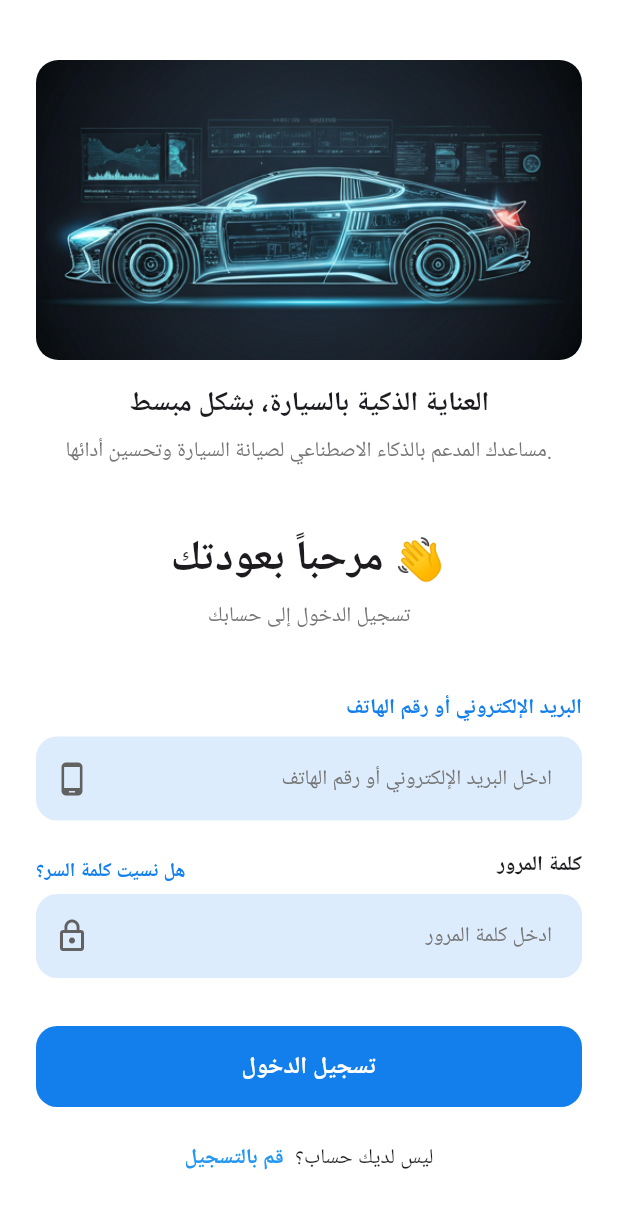
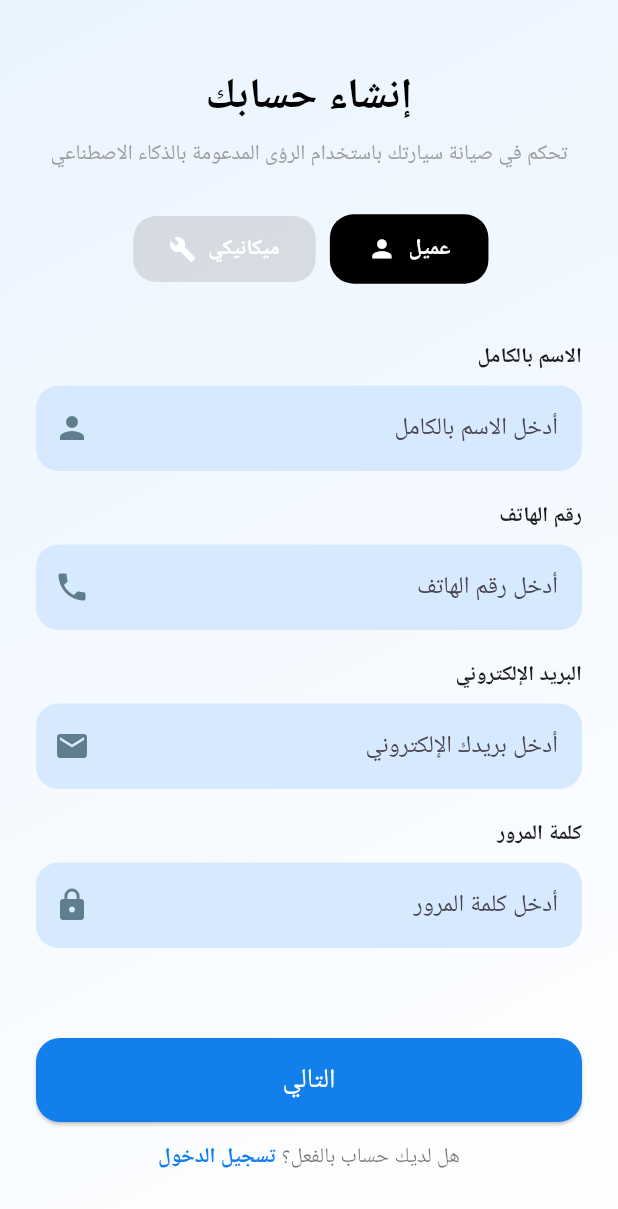
Before and after one commit to 3moor-dot/Gear_Up_App, a Flutter app: the LoginPage screen opened directly, after a tap on "قم بالتسجيل", on a phone screen of 412 x 824 dp. Shown: the top 1209 px of the screen. Run offline on Flutter 3.47's test engine with Material 3 defaults, Android fonts, the phone set to English and light mode, and no system bars; our stand-ins replace font_awesome_flutter; Roboto replaces fonts that are missing (Arial).

Commit message:
Add Register

```diff
--- a/lib/pages/Landing/landing.dart
+++ b/lib/pages/Landing/landing.dart
@@ -1,7 +1,8 @@
 import 'package:flutter/material.dart';
 import 'package:provider/provider.dart';
 import 'package:gear_up_app/components/ThemeToggle/theme_toggle.dart';
-import 'package:gear_up_app/pages/LogIn/log_in.dart'; // تأكد من المسار الصحيح لملفك
+import 'package:gear_up_app/pages/LogIn/log_in.dart';
+import 'package:gear_up_app/pages/Registration/register.dart';
 
 void main() {
   runApp(
@@ -248,7 +249,25 @@ class LandingPage extends StatelessWidget {
                       ),
                     ),
                     const SizedBox(height: 20),
-                    _heroBtn("سجل الآن", Colors.black, Colors.white, 200),
+
+                    // --- التعديل هنا ---
+                    GestureDetector(
+                      onTap: () {
+                        Navigator.push(
+                          context,
+                          MaterialPageRoute(
+                            builder: (context) => const RegisterPage(),
+                          ),
+                        );
+                      },
+                      child: _heroBtn(
+                        "سجل الآن",
+                        Colors.black,
+                        Colors.white,
+                        200,
+                      ),
+                    ),
+                    // ------------------
                   ],
                 ),
               ),
--- a/lib/pages/LogIn/log_in.dart
+++ b/lib/pages/LogIn/log_in.dart
@@ -1,5 +1,5 @@
 import 'package:flutter/material.dart';
-
+import 'package:gear_up_app/pages/Registration/register.dart';
 class LoginPage extends StatelessWidget {
   const LoginPage({super.key});
 
@@ -151,8 +151,13 @@ class LoginPage extends StatelessWidget {
                 children: [
                   GestureDetector(
                     onTap: () {
-                      /* Navigate to Register */
-                    },
+                            Navigator.push(
+                              context,
+                              MaterialPageRoute(
+                                builder: (context) => const RegisterPage(),
+                              ), // تأكد أن اسم الكلاس هو LoginPage
+                            );
+                          },
                     child: const Text(
                       "قم بالتسجيل",
                       style: TextStyle(
--- /dev/null
+++ b/lib/pages/Registration/register.dart
@@ -0,0 +1,235 @@
+import 'package:flutter/material.dart';
+import 'package:gear_up_app/pages/LogIn/log_in.dart';
+
+class RegisterPage extends StatefulWidget {
+  const RegisterPage({super.key});
+
+  @override
+  State<RegisterPage> createState() => _RegisterPageState();
+}
+
+class _RegisterPageState extends State<RegisterPage> {
+  // الحالات (States)
+  String role = "client"; // client or mechanic
+  int step = 1; // 1 or 2
+
+  // متحكمات النصوص (Controllers)
+  final TextEditingController nameController = TextEditingController();
+
+  @override
+  Widget build(BuildContext context) {
+    final isDark = Theme.of(context).brightness == Brightness.dark;
+    final primaryColor = const Color(0xFF137FEC);
+
+    return Scaffold(
+      body: Container(
+        width: double.infinity,
+        decoration: BoxDecoration(
+          gradient: LinearGradient(
+            begin: Alignment.topLeft,
+            end: Alignment.bottomRight,
+            colors: isDark
+              ? [const Color(0xFF0F1323), const Color(0xFF101922)]
+              : [const Color(0xFFEAF4FF), Colors.white],
+          ),
+        ),
+        child: SafeArea(
+          child: SingleChildScrollView(
+            padding: const EdgeInsets.all(24.0),
+            child: Column(
+              children: [
+                const SizedBox(height: 20),
+                // TITLE
+                Text(
+                  "إنشاء حسابك",
+                  style: TextStyle(
+                    fontSize: 28,
+                    fontWeight: FontWeight.bold,
+                    color: isDark ? Colors.white : Colors.black,
+                  ),
+                ),
+                const SizedBox(height: 8),
+                const Text(
+                  "تحكم في صيانة سيارتك باستخدام الرؤى المدعومة بالذكاء الاصطناعي",
+                  textAlign: TextAlign.center,
+                  style: TextStyle(color: Colors.grey),
+                ),
+
+                const SizedBox(height: 30),
+
+                // ROLE SWITCH (MECHANIC / CLIENT)
+                Row(
+                  mainAxisAlignment: MainAxisAlignment.center,
+                  children: [
+                    _roleButton(
+                      label: "ميكانيكي",
+                      icon: Icons.build,
+                      isSelected: role == "mechanic",
+                      activeColor: primaryColor,
+                      onTap: () => setState(() => role = "mechanic"),
+                    ),
+                    const SizedBox(width: 12),
+                    _roleButton(
+                      label: "عميل",
+                      icon: Icons.person,
+                      isSelected: role == "client",
+                      activeColor: Colors.black,
+                      onTap: () => setState(() => role = "client"),
+                    ),
+                  ],
+                ),
+
+                const SizedBox(height: 40),
+
+                // FORM STEPS WITH ANIMATION
+                AnimatedSwitcher(
+                  duration: const Duration(milliseconds: 400),
+                  child: step == 1
+                    ? _buildStep1(isDark)
+                    : _buildStep2(isDark, role),
+                ),
+
+                const SizedBox(height: 40),
+
+                // MAIN BUTTON
+                ElevatedButton(
+                  onPressed: () {
+                    if (step == 1) {
+                      setState(() => step = 2);
+                    } else {
+                      // Logic لإنهاء التسجيل
+                      ScaffoldMessenger.of(context).showSnackBar(
+                        const SnackBar(content: Text("تم التسجيل بنجاح!"))
+                      );
+                    }
+                  },
+                  style: ElevatedButton.styleFrom(
+                    backgroundColor: primaryColor,
+                    minimumSize: const Size(double.infinity, 56),
+                    shape: RoundedRectangleBorder(borderRadius: BorderRadius.circular(16)),
+                  ),
+                  child: Text(
+                    step == 1 ? "التالي" : "إنهاء",
+                    style: const TextStyle(fontSize: 18, color: Colors.white),
+                  ),
+                ),
+
+                // LOGIN LINK
+                TextButton(
+                  onPressed: () => Navigator.push(
+                    context,
+                    MaterialPageRoute(
+                      builder: (context) => const LoginPage(),
+                    ),
+                  ),
+                  child: Text.rich(
+                    TextSpan(
+                      text: "هل لديك حساب بالفعل؟ ",
+                      style: TextStyle(color: isDark ? Colors.white70 : Colors.black54),
+                      children: [
+                        TextSpan(
+                          text: "تسجيل الدخول",
+                          style: TextStyle(color: primaryColor, fontWeight: FontWeight.bold),
+                        ),
+                      ],
+                    ),
+                  ),
+                ),
+              ],
+            ),
+          ),
+        ),
+      ),
+    );
+  }
+
+  // --- Widgets ---
+
+  Widget _roleButton({
+    required String label,
+    required IconData icon,
+    required bool isSelected,
+    required Color activeColor,
+    required VoidCallback onTap
+  }) {
+    return GestureDetector(
+      onTap: onTap,
+      child: Transform.scale(
+        scale: isSelected ? 1.05 : 1.0,
+        child: AnimatedContainer(
+          duration: const Duration(milliseconds: 300),
+          padding: const EdgeInsets.symmetric(horizontal: 24, vertical: 12),
+          decoration: BoxDecoration(
+            color: isSelected ? activeColor : Colors.grey.withOpacity(0.3),
+            borderRadius: BorderRadius.circular(15),
+          ),
+          child: Row(
+            children: [
+              Icon(icon, color: Colors.white, size: 18),
+              const SizedBox(width: 8),
+              Text(label, style: const TextStyle(color: Colors.white, fontWeight: FontWeight.bold)),
+            ],
+          ),
+        ),
+      ),
+    );
+  }
+
+  Widget _buildStep1(bool isDark) {
+    return Column(
+      key: const ValueKey(1),
+      children: [
+        _buildInputField("الاسم بالكامل", Icons.person, "أدخل الاسم بالكامل", isDark),
+        _buildInputField("رقم الهاتف", Icons.phone, "أدخل رقم الهاتف", isDark),
+        _buildInputField("البريد الإلكتروني", Icons.email, "أدخل بريدك الإلكتروني", isDark),
+        _buildInputField("كلمة المرور", Icons.lock, "أدخل كلمة المرور", isDark, isPassword: true),
+      ],
+    );
+  }
+
+  Widget _buildStep2(bool isDark, String role) {
+    return Column(
+      key: const ValueKey(2),
+      children: role == "client"
+        ? [
+            _buildInputField("ماركة السيارة", Icons.directions_car, "أدخل ماركة السيارة", isDark),
+            _buildInputField("طراز السيارة", Icons.model_training, "أدخل طراز السيارة", isDark),
+            _buildInputField("سنة الصنع", Icons.calendar_today, "أدخل سنة التصنيع", isDark),
+          ]
+        : [
+            _buildInputField("موقع الورشة", Icons.location_on, "أدخل موقع الورشة", isDark),
+            _buildInputField("التخصص الرئيسي", Icons.handyman, "ميكانيكي / كهربائي", isDark),
+            _buildInputField("التخصص الفرعي", Icons.star, "ألماني / كوري / ياباني", isDark),
+          ],
+    );
+  }
+
+  Widget _buildInputField(String label, IconData icon, String hint, bool isDark, {bool isPassword = false}) {
+    return Padding(
+      padding: const EdgeInsets.only(bottom: 20),
+      child: Column(
+        crossAxisAlignment: CrossAxisAlignment.end,
+        children: [
+          Text(label, style: const TextStyle(fontWeight: FontWeight.bold)),
+          const SizedBox(height: 8),
+          Container(
+            decoration: BoxDecoration(
+              color: isDark ? const Color(0xFF137FEC).withOpacity(0.1) : const Color(0xFFD6E9FF),
+              borderRadius: BorderRadius.circular(15),
+            ),
+            child: TextField(
+              obscureText: isPassword,
+              textAlign: TextAlign.right,
+              decoration: InputDecoration(
+                hintText: hint,
+                prefixIcon: Icon(icon, color: isDark ? Colors.grey : Colors.blueGrey),
+                border: InputBorder.none,
+                contentPadding: const EdgeInsets.all(16),
+              ),
+            ),
+          ),
+        ],
+      ),
+    );
+  }
+}
```
